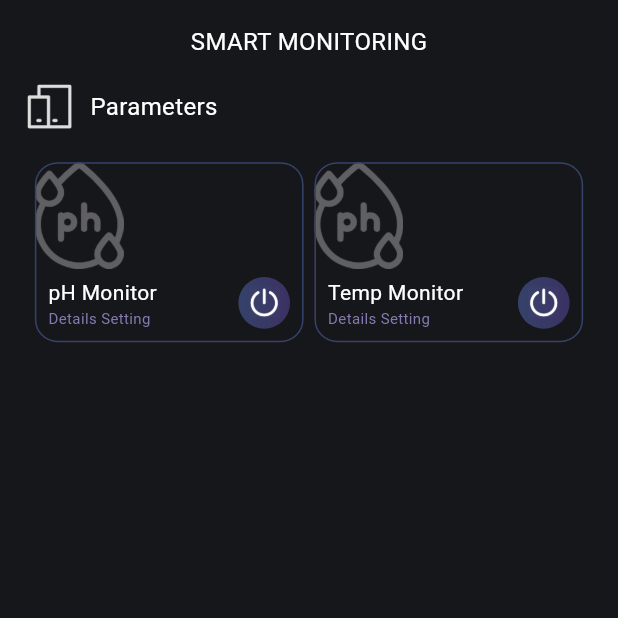
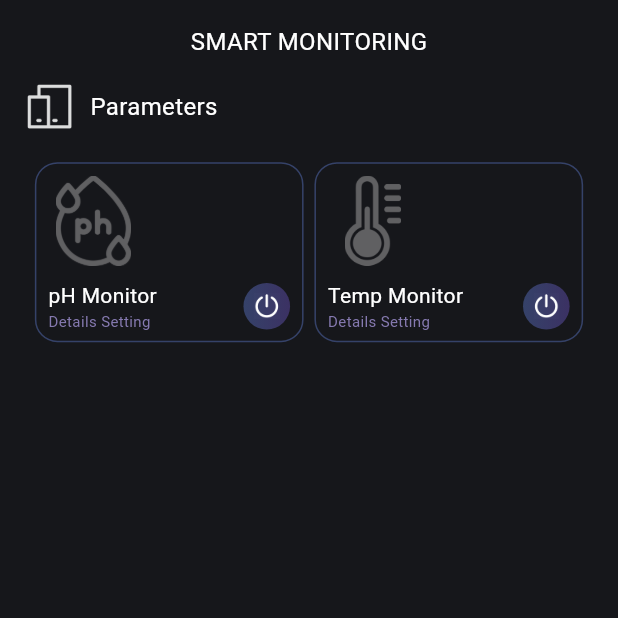
Before and after one commit to bagusirfanzah/AppMonitoring, a Flutter app: the HomeScreen screen opened by its route, on a phone screen of 412 x 824 dp, the top half of it. Run offline on Flutter 3.47's test engine with Material 3 defaults, Android fonts, the light colour scheme and no system bars; our stand-ins replace sleek_circular_slider.

Commit message:
add: Icons Menu Monitoring

```diff
--- a/lib/screen/home_screen.dart
+++ b/lib/screen/home_screen.dart
@@ -39,6 +39,7 @@ class _MyWidgetState extends State<HomeScreen> with TickerProviderStateMixin {
                   mainAxisAlignment: MainAxisAlignment.spaceEvenly,
                   children: <Widget>[
                     MenuMonitoring(
+                      imageBackground: const AssetImage("assets/icons/iconph.png"),
                         text: const AppText(
                             text: "pH Monitor",
                             color: whiteColor,
@@ -56,6 +57,7 @@ class _MyWidgetState extends State<HomeScreen> with TickerProviderStateMixin {
                         image: Image.asset("assets/icons/icononoff.png",
                             scale: 30)),
                     MenuMonitoring(
+                      imageBackground: const AssetImage("assets/icons/iconsuhu.png"),
                       text: const AppText(
                           text: "Temp Monitor",
                           color: whiteColor,
--- a/lib/utils/colors.dart
+++ b/lib/utils/colors.dart
@@ -6,6 +6,7 @@ const blackColor = Color.fromRGBO(22, 23, 27, 1);
 
 // Text & Button
 const blueColor = Color(0xFF3161FE);
+const darkblueColor = Color.fromARGB(255, 26, 46, 113);
 const purpleColor = Color(0xFF5A31FE);
 const darkgreyColor = Color(0xFF354269);
 const lightgreyColor = Color(0xFF3B3163);
--- a/lib/widget/menu_monitoring.dart
+++ b/lib/widget/menu_monitoring.dart
@@ -5,6 +5,7 @@ import 'package:flutter/material.dart';
 // import 'package:belajar_flutter/widget/button.dart';
 
 class MenuMonitoring extends StatefulWidget {
+  final ImageProvider imageBackground;
   final dynamic image;
   final AppText text;
   final AppText detailText;
@@ -16,7 +17,8 @@ class MenuMonitoring extends StatefulWidget {
       required this.detailText,
       required this.ontap,
       required this.ontapbutton,
-      required this.image});
+      required this.imageBackground,
+      this.image});
 
   @override
   State<MenuMonitoring> createState() => _MenuMonitoringState();
@@ -39,7 +41,7 @@ class _MenuMonitoringState extends State<MenuMonitoring> {
                     begin: Alignment.bottomRight,
                     end: Alignment.topLeft,
                     colors: [
-                      darkgreyColor,
+                      darkgreyColor3,
                       blackColor,
                       blackColor,
                     ],
@@ -52,20 +54,26 @@ class _MenuMonitoringState extends State<MenuMonitoring> {
                       blackColor,
                     ],
                   ),
-            image: const DecorationImage(
-              image: AssetImage(
-                "assets/icons/iconph.png",
-              ),
-              alignment: Alignment.topLeft,
-              scale: 20,
-              opacity: 90,
-            ),
             color: blackColor,
             borderRadius: BorderRadius.circular(15),
-            border: Border.all(color: darkgreyColor)),
+            border: Border.all(color: isClick? darkblueColor : darkgreyColor )),
         child: Column(
           mainAxisAlignment: MainAxisAlignment.end,
+          crossAxisAlignment: CrossAxisAlignment.start,
           children: [
+            isClick
+                ? Image(
+                    image: widget.imageBackground,
+                    height: 60,
+                    width: 60,
+                    color: blueColor,
+                  )
+                : Image(
+                    image: widget.imageBackground,
+                    height: 60,
+                    width: 60,
+                  ),
+            const SizedBox(height: 10),
             Row(
               mainAxisAlignment: MainAxisAlignment.spaceBetween,
               children: [
@@ -103,7 +111,7 @@ class _MenuMonitoringState extends State<MenuMonitoring> {
                                 )),
                       child: Image.asset(
                         "assets/icons/icononoff.png",
-                        scale: 25,
+                        scale: 30,
                       )),
                 )
                 // Button( onTap: (){},image: widget.image) : Button( onTap: () {},image: widget.image)
```
